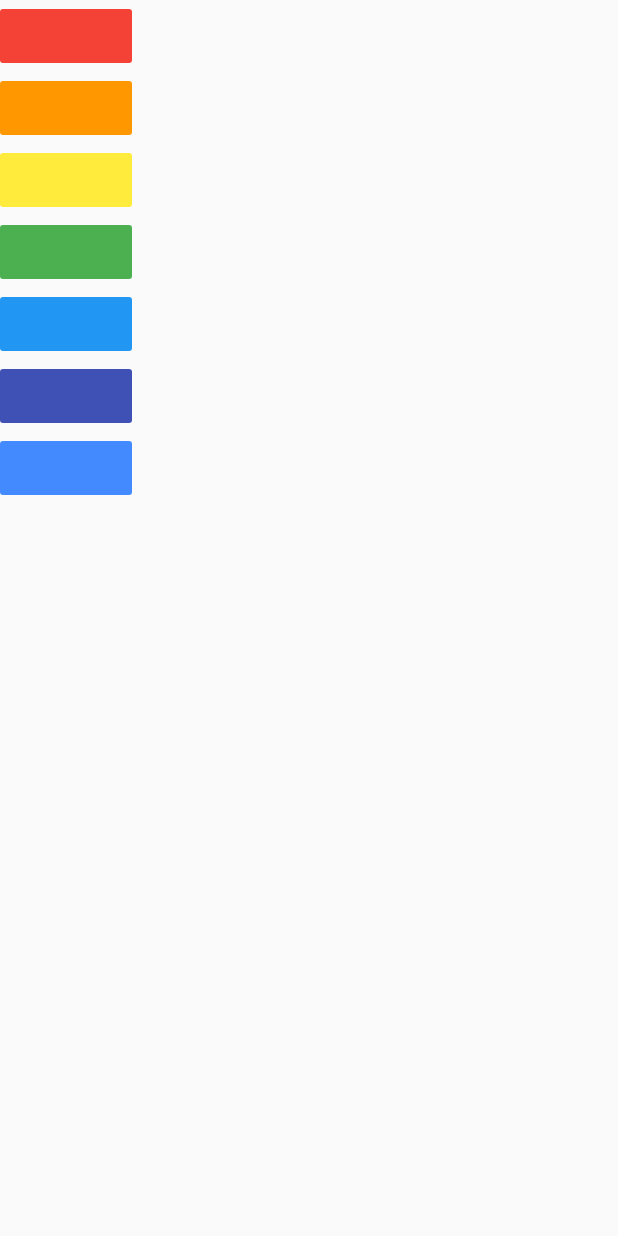
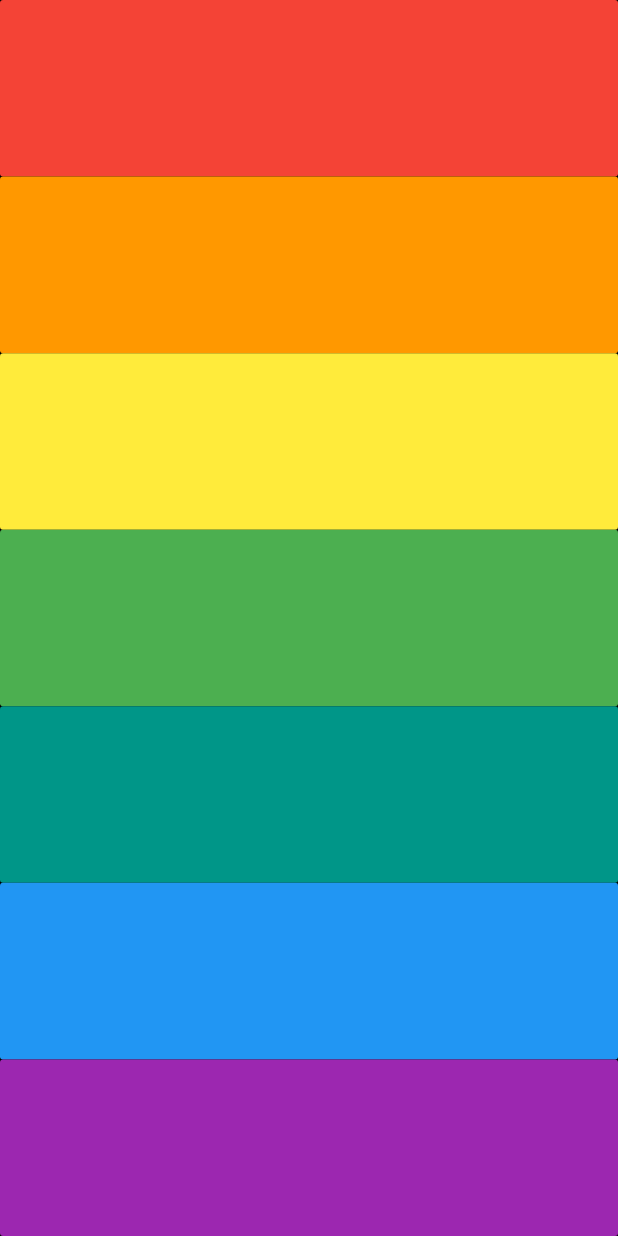
Before and after one commit to vaibhavsahni009/fun-with-flutter, a Flutter app: the screen it shows after launch, on a phone screen of 412 x 824 dp. Run offline on Flutter 3.47's test engine with Material 2 defaults, Android fonts, the phone set to English and light mode, and no system bars; our stand-ins replace audioplayers.

Commit message:
xylo-done

```diff
--- a/xylophone-flutter/lib/main.dart
+++ b/xylophone-flutter/lib/main.dart
@@ -1,3 +1,4 @@
+import 'package:flutter/cupertino.dart';
 import 'package:flutter/material.dart';
 import 'package:audioplayers/audio_cache.dart';
 
@@ -6,58 +7,33 @@ void main() => runApp(XylophoneApp());
 class XylophoneApp extends StatelessWidget {
   @override
   Widget build(BuildContext context) {
-    void voice(int x) {
-      final player = AudioCache();
-      player.play('note$x.wav');
+    Expanded buildKey(int x, Color c) {
+      return Expanded(
+        child: FlatButton(
+          onPressed: () {
+            final player = AudioCache();
+            player.play('note$x.wav');
+          },
+          color: c,
+//
+        ),
+      );
     }
 
     return MaterialApp(
       home: Scaffold(
+        backgroundColor: Colors.black,
         body: SafeArea(
           child: Column(
+            crossAxisAlignment: CrossAxisAlignment.stretch,
             children: <Widget>[
-              FlatButton(
-                onPressed: () {
-                  voice(1);
-                },
-                color: Colors.red,
-              ),
-              FlatButton(
-                onPressed: () {
-                  voice(2);
-                },
-                color: Colors.orange,
-              ),
-              FlatButton(
-                onPressed: () {
-                  voice(3);
-                },
-                color: Colors.yellow,
-              ),
-              FlatButton(
-                onPressed: () {
-                  voice(4);
-                },
-                color: Colors.green,
-              ),
-              FlatButton(
-                onPressed: () {
-                  voice(5);
-                },
-                color: Colors.blue,
-              ),
-              FlatButton(
-                onPressed: () {
-                  voice(6);
-                },
-                color: Colors.indigo,
-              ),
-              FlatButton(
-                onPressed: () {
-                  voice(7);
-                },
-                color: Colors.blueAccent,
-              ),
+              buildKey(1, Colors.red),
+              buildKey(2, Colors.orange),
+              buildKey(3, Colors.yellow),
+              buildKey(4, Colors.green),
+              buildKey(5, Colors.teal),
+              buildKey(6, Colors.blue),
+              buildKey(7, Colors.purple),
             ],
           ),
         ),
```
